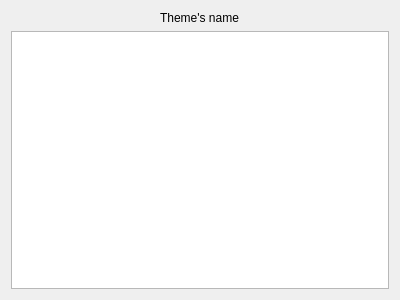
The window that ui/themewidget.ui (Zapharaos/Color-Theme-Manager) describes before a commit, drawn with Qt 5.
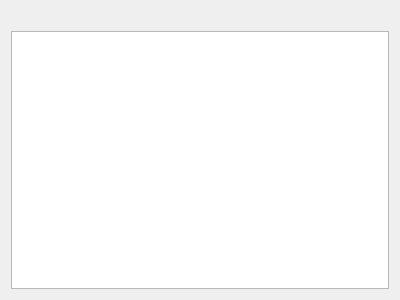
The same window after the commit.

```diff
--- a/ui/themewidget.ui
+++ b/ui/themewidget.ui
@@ -23,7 +23,7 @@
       </sizepolicy>
      </property>
      <property name="text">
-      <string>Theme's name</string>
+      <string/>
      </property>
     </widget>
    </item>
```
